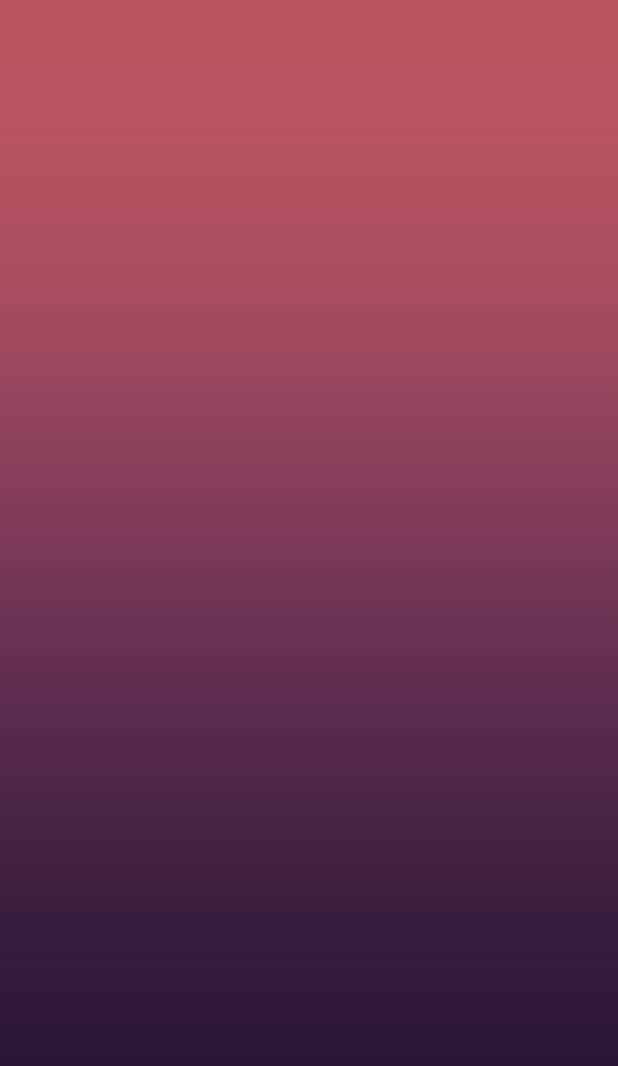
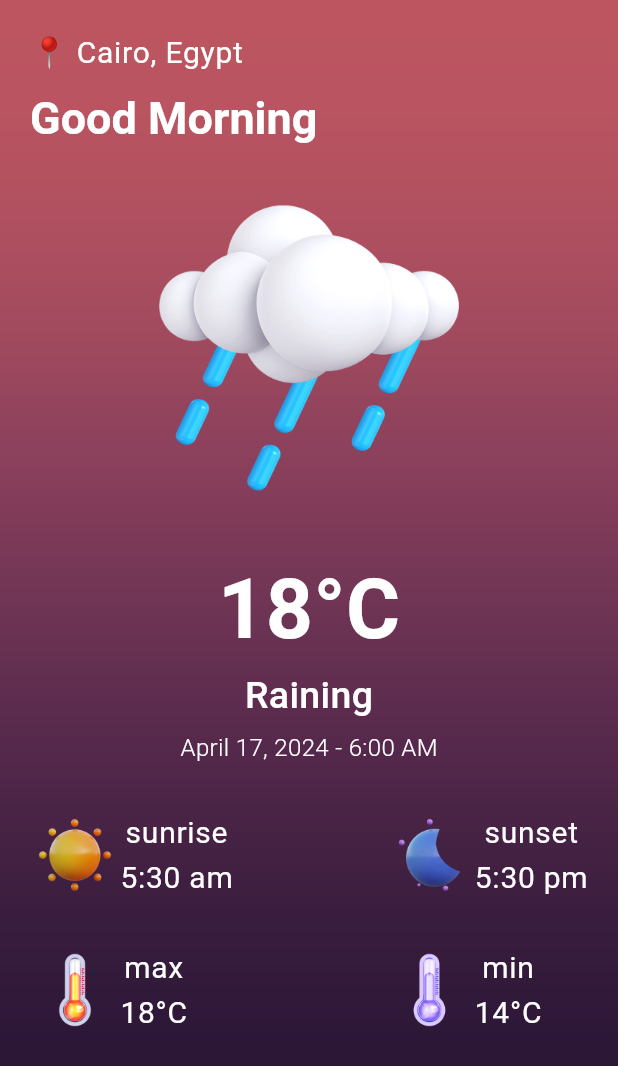
Before and after one commit to abdrahmanghareeb/Weather_App-Flutter, a Flutter app: the screen it shows after launch, on a phone screen of 412 x 824 dp. Shown: the top 1066 px of the screen. Run offline on Flutter 3.47's test engine with Material 3 defaults, Android fonts, the phone set to English and light mode, and no system bars; our stand-ins replace bloc; Roboto replaces fonts that are missing (addressCityAndState, birthday).

Commit message:
UI finished

```diff
--- a/lib/Layouts/HomeLayout.dart
+++ b/lib/Layouts/HomeLayout.dart
@@ -5,7 +5,7 @@ import 'package:flutter/material.dart';
 
 import '../Shared/Components/Components.dart';
 
-class HomeLayout extends StatelessWidget{
+class HomeLayout extends StatelessWidget {
   @override
   Widget build(BuildContext context) {
     return SafeArea(
@@ -16,9 +16,80 @@ class HomeLayout extends StatelessWidget{
             Padding(
               padding: const EdgeInsets.all(20.0),
               child: Column(
+                mainAxisAlignment: MainAxisAlignment.start,
+                crossAxisAlignment: CrossAxisAlignment.start,
                 children: [
-                    // Text("Cairo, Egypt"),
-                    // Text("Good Morning"),
+                  Text(
+                    "📍 Cairo, Egypt",
+                    style: Theme.of(context).textTheme.bodyLarge,
+                  ),
+                  SizedBox(
+                    height: 10,
+                  ),
+                  Text("Good Morning",
+                      style: Theme.of(context).textTheme.displaySmall),
+                  SizedBox(
+                    height: 10,
+                  ),
+                  Center(
+                      child: Image.asset(
+                    "assets/3.png",
+                    fit: BoxFit.fill,
+                    height: 250,
+                  )),
+                  SizedBox(
+                    height: 10,
+                  ),
+                  Center(
+                    child: Text(
+                      '18°C',
+                      style: const TextStyle(
+                          color: Colors.white,
+                          fontSize: 55,
+                          fontWeight: FontWeight.w600),
+                    ),
+                  ),
+                  Center(
+                    child: Text(
+                      "Raining",
+                      style: const TextStyle(
+                          color: Colors.white,
+                          fontSize: 25,
+                          fontWeight: FontWeight.w500),
+                    ),
+                  ),
+                  const SizedBox(height: 5),
+                  Center(
+                    child: Text("April 17, 2024 - 6:00 AM",
+                      style: TextStyle(
+                          color: Colors.white,
+                          fontSize: 16,
+                          fontWeight: FontWeight.w300),
+                    ),
+                  ),
+                  const SizedBox(height: 30),
+                  Row(
+                    mainAxisAlignment: MainAxisAlignment.spaceBetween,
+                    crossAxisAlignment: CrossAxisAlignment.center,
+                    children: [
+                      Column(
+                        crossAxisAlignment: CrossAxisAlignment.start,
+                        children: [
+                          sunCard(context: context ,title: "sunrise" ,time: "5:30 am" ,asset: "assets/11.png"),
+                          const SizedBox(height: 30),
+                          sunCard(context: context ,title: "max" ,time: "18°C" ,asset: "assets/13.png"),
+                        ],
+                      ),
+                      Column(
+                        crossAxisAlignment: CrossAxisAlignment.start,
+                        children: [
+                          sunCard(context: context ,title: "sunset" ,time: "5:30 pm" ,asset: "assets/12.png"),
+                          const SizedBox(height: 30),
+                          sunCard(context: context ,title: "min" ,time: "14°C" ,asset: "assets/14.png"),
+                        ],
+                      ),
+                       ],
+                  ),
                 ],
               ),
             )
@@ -27,5 +98,4 @@ class HomeLayout extends StatelessWidget{
       ),
     );
   }
-
 }
--- a/lib/Shared/Components/Components.dart
+++ b/lib/Shared/Components/Components.dart
@@ -45,3 +45,17 @@ Widget enhancedBackground(){
     ],
   );
 }
+
+Widget sunCard({@required context ,required String asset ,required String title ,required String time }){
+  return Row(
+    children: [
+      Image.asset(asset,width: 60),
+      Column(
+        children: [
+          Text(title, style : Theme.of(context).textTheme.bodyLarge),
+          Text(time, style : Theme.of(context).textTheme.bodyLarge),
+        ],
+      )
+    ],
+  );
+}
--- a/lib/main.dart
+++ b/lib/main.dart
@@ -1,4 +1,5 @@
 import 'package:flutter/material.dart';
+import 'package:flutter/services.dart';
 
 import 'Layouts/HomeLayout.dart';
 
@@ -15,9 +16,10 @@ class MyApp extends StatelessWidget {
     return MaterialApp(
       debugShowCheckedModeBanner: false,
       theme: ThemeData(
-        // primaryColor: Colors.deepPurple,
-        // primarySwatch: Colors.deepPurple,
-        scaffoldBackgroundColor: Colors.black54
+          scaffoldBackgroundColor: Colors.black54,
+          textTheme: TextTheme(
+              bodyLarge: TextStyle(color: Colors.white, fontSize: 20, fontWeight: FontWeight.w400 , fontFamily: AutofillHints.addressCityAndState),
+              displaySmall: TextStyle(color: Colors.white, fontSize: 30, fontWeight: FontWeight.bold ,fontFamily: AutofillHints.birthday))
       ),
       home: HomeLayout(),
     );
--- a/pubspec.yaml
+++ b/pubspec.yaml
@@ -65,9 +65,9 @@ flutter:
   uses-material-design: true
 
   # To add assets to your application, add an assets section, like this:
-  # assets:
-  #   - images/a_dot_burr.jpeg
-  #   - images/a_dot_ham.jpeg
+
+  assets:
+    - assets/
 
   # An image asset can refer to one or more resolution-specific "variants", see
   # https://flutter.dev/assets-and-images/#resolution-aware
```
Also changed, not shown: assets/1.png (added), assets/11.png (added), assets/12.png (added), assets/13.png (added), assets/14.png (added), assets/2.png (added), assets/3.png (added), assets/4.png (added), assets/5.png (added), assets/6.png (added), assets/7.png (added), assets/8.png (added), assets/9.png (added). Lines whose indentation alone changed are shown as unchanged.
